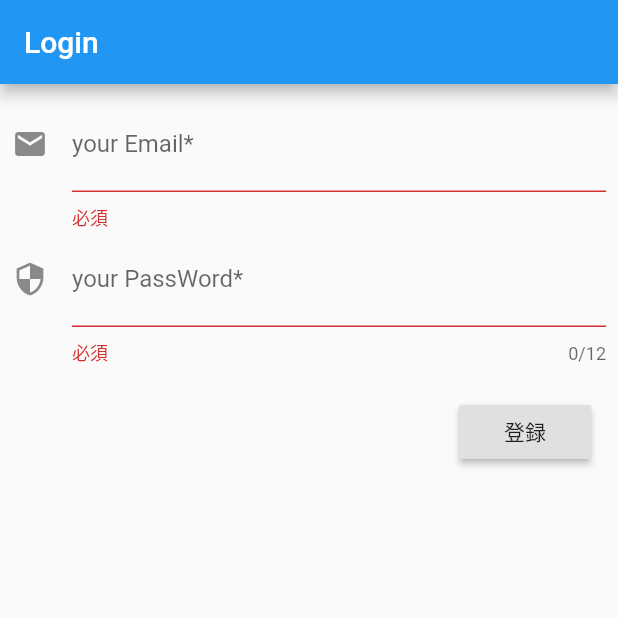
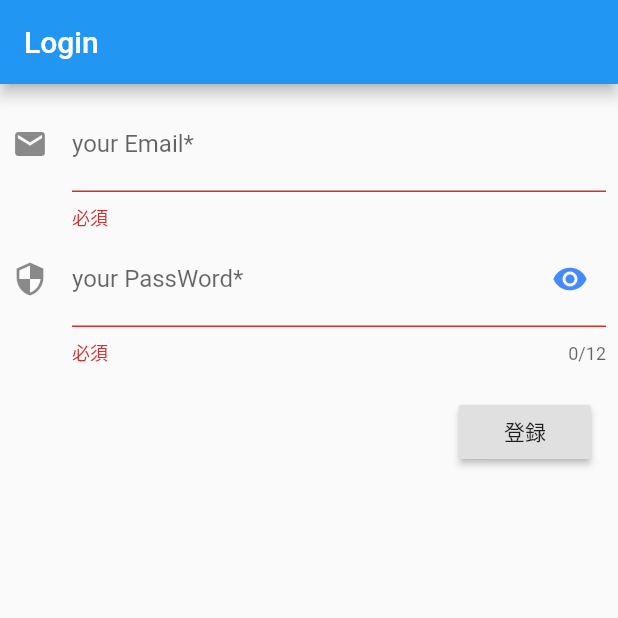
Before and after one commit to nekoGorilla168/555channel, a Flutter app: the screen it shows after launch, after a tap on "登録", on a phone screen of 412 x 824 dp, the top half of it. Run offline on Flutter 3.47's test engine with Material 2 defaults, Android fonts, the phone set to English and light mode, and no system bars; our stand-ins replace cloud_firestore, email_validator, firebase_auth; accounts and stored records are empty.

Commit message:
add change
パスワード見えなくする。
ログイン機能は一旦終了。

```diff
--- /dev/null
+++ b/lib/model/form_helper.dart
@@ -0,0 +1,12 @@
+import 'package:flutter_channel/view/importer.dart';
+
+class FormHelper with ChangeNotifier {
+  bool _isShowPassword = false;
+
+  bool get getShow => _isShowPassword;
+
+  void isChangeDisplay() {
+    _isShowPassword = !_isShowPassword;
+    notifyListeners();
+  }
+}
--- a/lib/model/step_no.dart
+++ /dev/null
@@ -1,22 +0,0 @@
-import 'package:flutter_channel/view/importer.dart';
-
-class StepNo with ChangeNotifier {
-  int _currentStep = 0;
-
-  int get getCurrentStep => _currentStep;
-
-  void setCurrentStep(int currentStep) {
-    _currentStep = currentStep;
-    notifyListeners();
-  }
-
-  void stepIncrement() {
-    _currentStep++;
-    notifyListeners();
-  }
-
-  void stepDecrement() {
-    _currentStep--;
-    notifyListeners();
-  }
-}
--- a/lib/view/flutter_ch_login/login.dart
+++ b/lib/view/flutter_ch_login/login.dart
@@ -1,5 +1,4 @@
 import 'package:email_validator/email_validator.dart';
-import 'package:flutter_channel/model/step_no.dart';
 import 'package:flutter_channel/view/importer.dart';
 
 // ログイン画面
@@ -8,27 +7,21 @@ class Login extends StatelessWidget {
   final _auth = FlutterChAuth();
   // フォームキー
   final _formKey = GlobalKey<FormState>();
+  final _scaffoldKey = GlobalKey<ScaffoldState>();
   final emailCntrlr = TextEditingController();
   final passCntrlr = TextEditingController();
 
   @override
   Widget build(BuildContext context) {
-    //
     return ChangeNotifierProvider(
-      create: (_) => StepNo(),
+      create: (_) => FormHelper(),
       child: SafeArea(
         child: Scaffold(
+          key: _scaffoldKey,
           appBar: AppBar(
             title: const Text("Login"),
           ),
-          body: inputEmailAndPassWordStep(),
-        ),
-      ),
-    );
-  }
-
-  Widget inputEmailAndPassWordStep() {
-    return Form(
+          body: Form(
             key: _formKey,
             child: Padding(
               padding: EdgeInsets.all(8.0),
@@ -53,10 +46,26 @@ class Login extends StatelessWidget {
                     },
                   ),
                   // パスワード入力
-            TextFormField(
+                  Builder(builder: (context) {
+                    final _isShow = Provider.of<FormHelper>(context);
+
+                    return TextFormField(
+                      // パスワードの表示非表示の制御可能
+                      obscureText: _isShow.getShow,
                       controller: passCntrlr,
                       maxLength: 12,
-              decoration: const InputDecoration(
+                      decoration: InputDecoration(
+                        suffixIcon: IconButton(
+                          icon: Icon(
+                            Icons.remove_red_eye,
+                            color: _isShow.getShow
+                                ? Colors.grey
+                                : Colors.blueAccent,
+                          ),
+                          onPressed: () {
+                            _isShow.isChangeDisplay();
+                          },
+                        ),
                         icon: Icon(Icons.security),
                         hintText: 'パスワードを入力してください',
                         labelText: 'your PassWord*',
@@ -65,26 +74,37 @@ class Login extends StatelessWidget {
                         if (value.isEmpty) {
                           return "必須";
                         }
-
                         if (value.length < 6) {
                           return "パスワードは6文字以上必要です";
                         }
                         return null;
                       },
-            ),
+                    );
+                  }),
+
                   Container(
                     margin: EdgeInsets.only(top: 20.0, right: 10.0),
                     alignment: Alignment.centerRight,
                     child: RaisedButton(
                       onPressed: () {
                         if (_formKey.currentState.validate()) {
-                    _auth.newSignIn(emailCntrlr.text, passCntrlr.text);
+                          var result = _auth.newSignIn(
+                              emailCntrlr.text, passCntrlr.text);
+                          result.then((value) {
+                            Navigator.of(context).pushReplacement(null);
+                          }).catchError((error) {
+                            Scaffold.of(context).showSnackBar(
+                                SnackBar(content: Text("認証に失敗しました")));
+                          });
                         }
                       },
                       child: const Text("登録"),
                     ),
                   ),
                 ],
+              ),
+            ),
+          ),
         ),
       ),
     );
--- a/lib/view/importer.dart
+++ b/lib/view/importer.dart
@@ -4,3 +4,4 @@ export 'package:flutter_channel/view/flutter_ch_login/login.dart';
 export 'package:provider/provider.dart';
 export 'package:flutter_channel/repository/firebase_auth.dart';
 export 'package:firebase_auth/firebase_auth.dart';
+export 'package:flutter_channel/model/form_helper.dart';
```
Also changed, not shown: lib/configs/firestore_conf.dart (added, +8 -0 lines), lib/model/user_model.dart (added, +11 -0 lines), lib/repository/firebase_auth.dart (+8 -4 lines), lib/repository/firestore_threads.dart (added, +11 -0 lines), lib/configs/config.dart (added), lib/repository/firestore_user.dart (added). Lines whose indentation alone changed are shown as unchanged.
